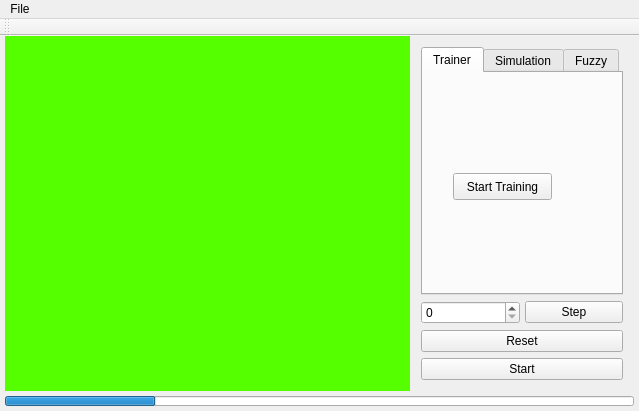
Old version of the form Simulador/mainwindow.ui in the repository lcasassa/Simulador.
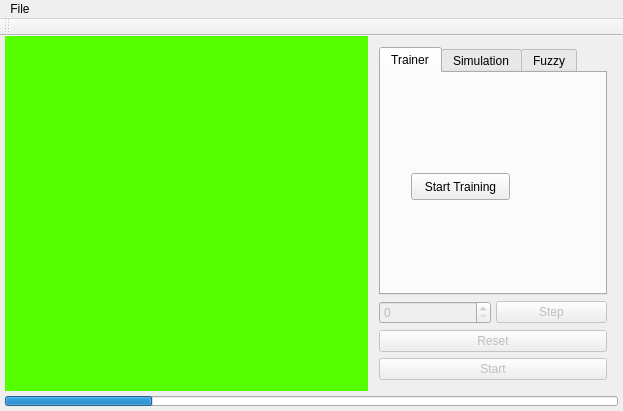
New version of the form. The open tabs and pages were chosen to show the change. Custom widgets are drawn as their Qt base class.

Commit message: Disabling unused buttons.

Patch:
```diff
--- a/Simulador/mainwindow.ui
+++ b/Simulador/mainwindow.ui
@@ -6,7 +6,7 @@
    <rect>
     <x>0</x>
     <y>0</y>
-    <width>639</width>
+    <width>623</width>
     <height>411</height>
    </rect>
   </property>
@@ -65,9 +65,18 @@
        </item>
        <item>
         <widget class="QWidget" name="widget_3" native="true">
+         <property name="minimumSize">
+          <size>
+           <width>250</width>
+           <height>0</height>
+          </size>
+         </property>
          <layout class="QVBoxLayout" name="verticalLayout">
           <item>
            <widget class="QTabWidget" name="tabWidget">
+            <property name="enabled">
+             <bool>true</bool>
+            </property>
             <property name="sizePolicy">
              <sizepolicy hsizetype="Preferred" vsizetype="Expanding">
               <horstretch>0</horstretch>
@@ -290,6 +299,9 @@
              </property>
              <item>
               <widget class="QSpinBox" name="spinBoxSteps">
+               <property name="enabled">
+                <bool>false</bool>
+               </property>
                <property name="maximum">
                 <number>1999</number>
                </property>
@@ -297,6 +309,9 @@
              </item>
              <item>
               <widget class="QPushButton" name="pushButtonStep">
+               <property name="enabled">
+                <bool>false</bool>
+               </property>
                <property name="text">
                 <string>Step</string>
                </property>
@@ -307,6 +322,9 @@
           </item>
           <item>
            <widget class="QPushButton" name="pushButtonReset">
+            <property name="enabled">
+             <bool>false</bool>
+            </property>
             <property name="text">
              <string>Reset</string>
             </property>
@@ -314,6 +332,9 @@
           </item>
           <item>
            <widget class="QPushButton" name="pushButtonStart">
+            <property name="enabled">
+             <bool>false</bool>
+            </property>
             <property name="text">
              <string>Start</string>
             </property>
@@ -375,8 +396,8 @@
     <rect>
      <x>0</x>
      <y>0</y>
-     <width>639</width>
-     <height>25</height>
+     <width>623</width>
+     <height>20</height>
     </rect>
    </property>
    <widget class="QMenu" name="menuFile">
```
Left out of the diff: 6 changed lines with no effect on the pictures. The commit also changes 1 other file.
